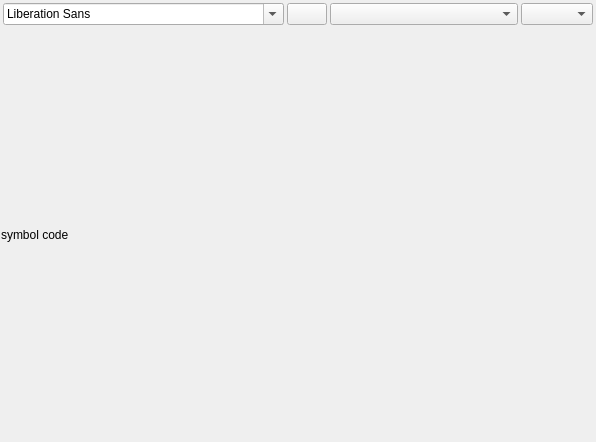
Qt form ui/fontWidget.ui (Llerr/FontCreator) before a commit.
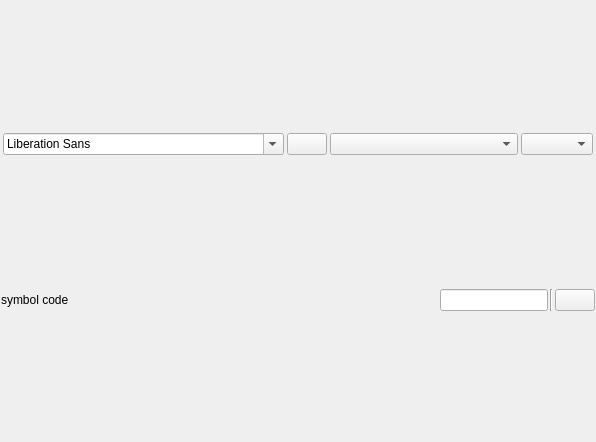
The same form after that commit. Icons and pictures are not drawn.

Diff of the .ui file:
```diff
--- a/ui/fontWidget.ui
+++ b/ui/fontWidget.ui
@@ -110,11 +110,58 @@
     </layout>
    </item>
    <item>
-    <widget class="QLabel" name="lblSymbolCode">
-     <property name="text">
-      <string>symbol code</string>
-     </property>
-    </widget>
+    <layout class="QHBoxLayout" name="horizontalLayout_2">
+     <item>
+      <widget class="QLabel" name="lblSymbolCode">
+       <property name="sizePolicy">
+        <sizepolicy hsizetype="Preferred" vsizetype="Preferred">
+         <horstretch>1</horstretch>
+         <verstretch>0</verstretch>
+        </sizepolicy>
+       </property>
+       <property name="text">
+        <string>symbol code</string>
+       </property>
+      </widget>
+     </item>
+     <item>
+      <widget class="QPushButton" name="pushButton">
+       <property name="text">
+        <string/>
+       </property>
+       <property name="icon">
+        <iconset theme="edit-find"/>
+       </property>
+       <property name="flat">
+        <bool>true</bool>
+       </property>
+      </widget>
+     </item>
+     <item>
+      <widget class="QLineEdit" name="edtSymbSearch">
+       <property name="text">
+        <string/>
+       </property>
+      </widget>
+     </item>
+     <item>
+      <widget class="Line" name="line">
+       <property name="orientation">
+        <enum>Qt::Vertical</enum>
+       </property>
+      </widget>
+     </item>
+     <item>
+      <widget class="QPushButton" name="btnExport">
+       <property name="text">
+        <string/>
+       </property>
+       <property name="icon">
+        <iconset theme="add"/>
+       </property>
+      </widget>
+     </item>
+    </layout>
    </item>
   </layout>
  </widget>
```
